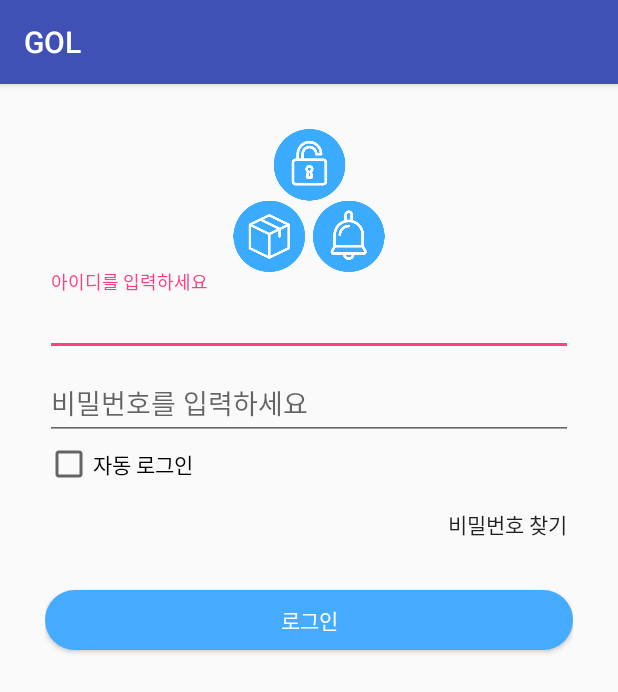
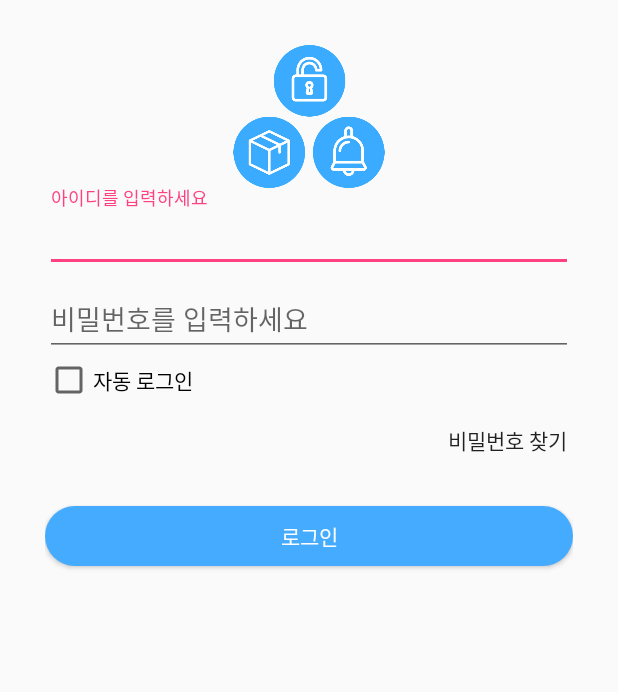
Before and after one commit to soung606/GOL, an Android app: the screen it shows after launch (LoginActivity), on a phone screen of 412 x 824 dp. Shown: the top 692 px of the screen. Run offline under Robolectric (Android 15) with nearby library versions, the light colour scheme and no system bars; our stand-ins replace data binding; 1 statement that could not run was skipped.

Commit message:
android admin 1st compelte

```diff
--- a/app/src/main/java/gol/four/ldcc/gol/activity/LoginActivity.java
+++ b/app/src/main/java/gol/four/ldcc/gol/activity/LoginActivity.java
@@ -60,7 +60,7 @@
                             //[{"model":"GoL_Server.employee","pk":2,"fields":{"login_id":"qw","password":"12","name":"test","dt_register":"2019-01-29T00:52:48.998Z","authority":0,"auth":0}}]
 
                             JsonObject user_fields = (JsonObject) response.body().get(0).get("fields");
-                            String auth = user_fields.get("auth").toString();
+                            String auth = user_fields.get("authority").toString();
                             if(auth.equals("1")){
                                 Intent intent=new Intent(LoginActivity.this,AdminMenuActivity.class);
                                 startActivity(intent);
--- a/app/src/main/res/values/styles.xml
+++ b/app/src/main/res/values/styles.xml
@@ -1,7 +1,7 @@
 <resources>
 
     <!-- Base application theme. -->
-    <style name="AppTheme" parent="Theme.AppCompat.Light.DarkActionBar">
+    <style name="AppTheme" parent="Theme.AppCompat.Light.NoActionBar">
         <!-- Customize your theme here. -->
         <item name="colorPrimary">@color/colorPrimary</item>
         <item name="colorPrimaryDark">@color/colorPrimaryDark</item>
```
Also changed, not shown: app/src/main/res/drawable/screen.png, 10 other files.
